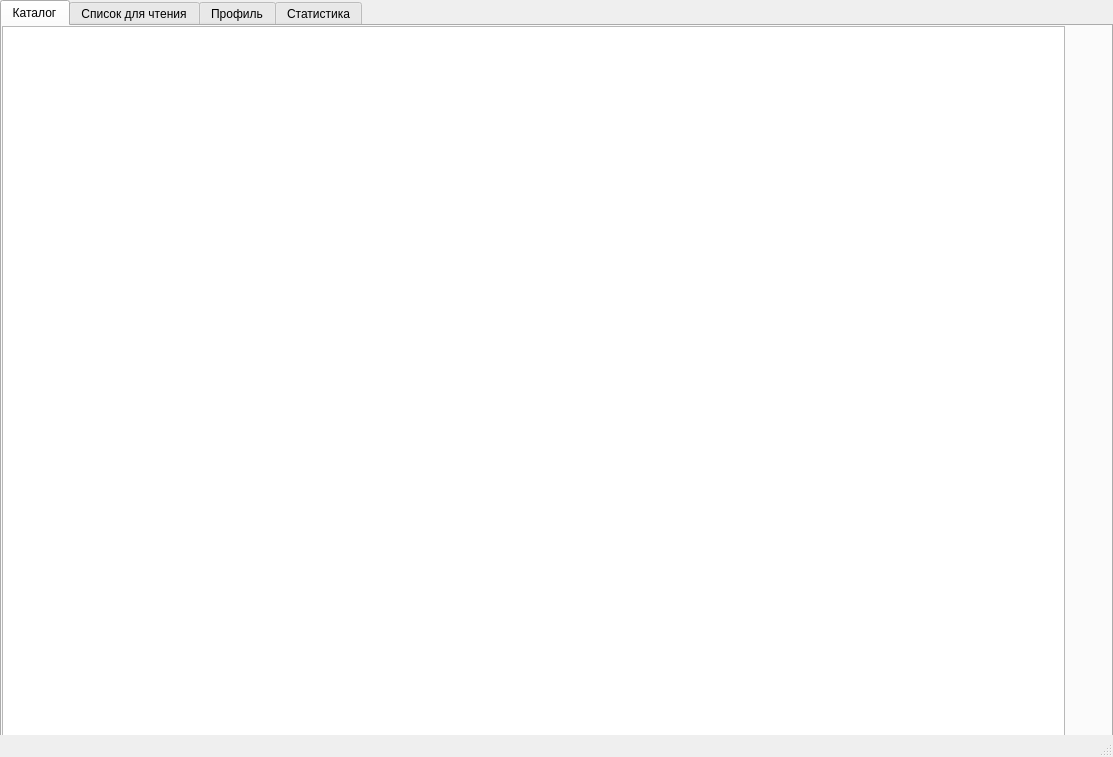
This is qt_design/qt_design/main_window.ui in sollmater/digital-library as Qt 5 draws it before an edit. The edited form follows.
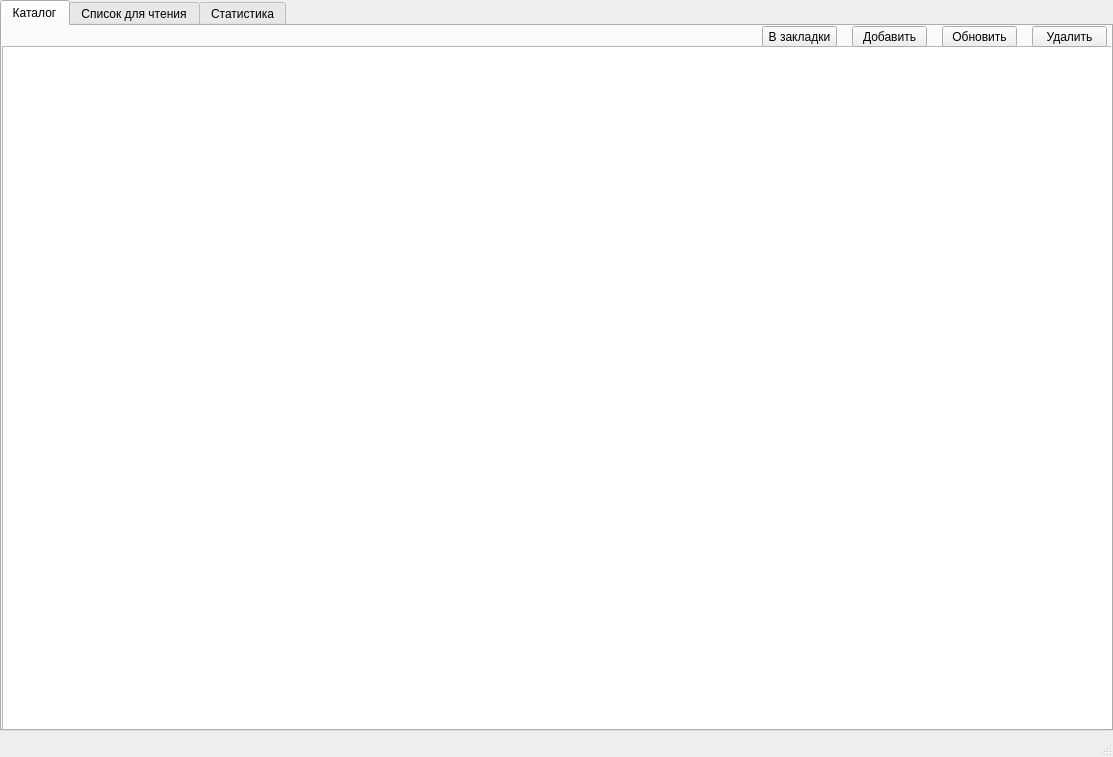
This is the edited form. The open tabs and pages were chosen to show the change.

What changed in the file:
```diff
--- a/qt_design/qt_design/main_window.ui
+++ b/qt_design/qt_design/main_window.ui
@@ -47,9 +47,15 @@
       <x>0</x>
       <y>0</y>
       <width>1113</width>
-      <height>757</height>
+      <height>731</height>
      </rect>
     </property>
+    <property name="sizePolicy">
+     <sizepolicy hsizetype="Fixed" vsizetype="Fixed">
+      <horstretch>0</horstretch>
+      <verstretch>0</verstretch>
+     </sizepolicy>
+    </property>
     <property name="whatsThis">
      <string>&lt;html&gt;&lt;head/&gt;&lt;body&gt;&lt;p&gt;Каталог&lt;/p&gt;&lt;/body&gt;&lt;/html&gt;</string>
     </property>
@@ -70,10 +76,62 @@
       <property name="geometry">
        <rect>
         <x>0</x>
+        <y>20</y>
+        <width>1113</width>
+        <height>731</height>
+       </rect>
+      </property>
+     </widget>
+     <widget class="QPushButton" name="pushButton_2">
+      <property name="geometry">
+       <rect>
+        <x>1030</x>
         <y>0</y>
-        <width>1063</width>
-        <height>757</height>
+        <width>75</width>
+        <height>21</height>
        </rect>
+      </property>
+      <property name="text">
+       <string>Удалить</string>
+      </property>
+     </widget>
+     <widget class="QPushButton" name="pushButton_3">
+      <property name="geometry">
+       <rect>
+        <x>940</x>
+        <y>0</y>
+        <width>75</width>
+        <height>21</height>
+       </rect>
+      </property>
+      <property name="text">
+       <string>Обновить</string>
+      </property>
+     </widget>
+     <widget class="QPushButton" name="pushButton_4">
+      <property name="geometry">
+       <rect>
+        <x>850</x>
+        <y>0</y>
+        <width>75</width>
+        <height>21</height>
+       </rect>
+      </property>
+      <property name="text">
+       <string>Добавить</string>
+      </property>
+     </widget>
+     <widget class="QPushButton" name="pushButton_5">
+      <property name="geometry">
+       <rect>
+        <x>760</x>
+        <y>0</y>
+        <width>75</width>
+        <height>21</height>
+       </rect>
+      </property>
+      <property name="text">
+       <string>В закладки</string>
       </property>
      </widget>
     </widget>
@@ -92,11 +150,6 @@
       </property>
      </widget>
     </widget>
-    <widget class="QWidget" name="tab_3">
-     <attribute name="title">
-      <string>Профиль</string>
-     </attribute>
-    </widget>
     <widget class="QWidget" name="tab_4">
      <attribute name="title">
       <string>Статистика</string>
```
Left out of the diff: 32 changed lines with no effect on the pictures.
